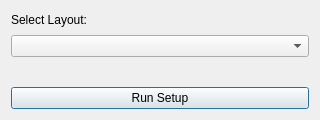
Above: layout_setup.ui from LBI-brown/thematic-maps before the change. Below: the same form after it.
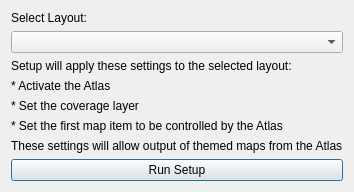
That is the form after the change. Custom widgets are drawn as their Qt base class.

Patch:
```diff
--- a/layout_setup.ui
+++ b/layout_setup.ui
@@ -28,8 +28,34 @@
     <widget class="QLabel" name="label">
      <property name="text">
       <string>Setup will apply these settings to the selected layout:</string>
-       <string>* Activate the Atlas&#10;* Set the coverage layer&#10;* Set the first map item to be controlled by the Atlas&#10;* Set the map layer to follow themes in the coverage layer&#10;
-       These settings will allow output of themed maps from the Atlas</string>
+     </property>
+    </widget>
+   </item>
+   <item>
+    <widget class="QLabel" name="label">
+     <property name="text">
+      <string>* Activate the Atlas</string>      
+     </property>
+    </widget>
+   </item>
+   <item>
+    <widget class="QLabel" name="label">
+     <property name="text">
+      <string>* Set the coverage layer</string>      
+     </property>
+    </widget>
+   </item>
+   <item>
+    <widget class="QLabel" name="label">
+     <property name="text">
+      <string>* Set the first map item to be controlled by the Atlas</string>      
+     </property>
+    </widget>
+   </item>
+   <item>
+    <widget class="QLabel" name="label">
+     <property name="text">
+      <string>These settings will allow output of themed maps from the Atlas</string>      
      </property>
     </widget>
    </item>
```
